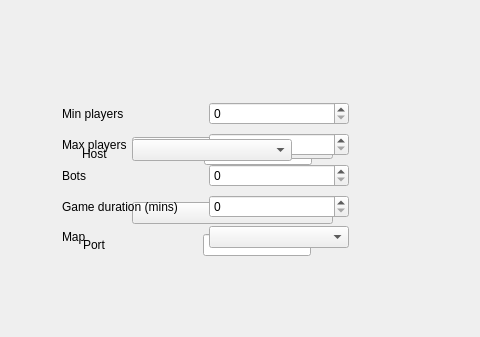
First picture: the form in ui/connect.ui, repository mjsantoni/taller_wolfenstein3D, before the edit; both pictures show x 188 to 668 and y 0 to 337 of the 800 by 600 pixel window.
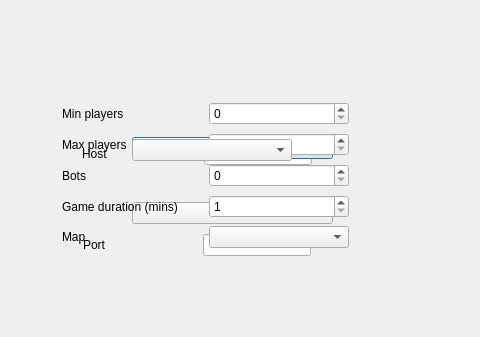
Second picture: the form after the edit.

Commit message: Logica de join y refactor de ventana de error

What changed in the file:
```diff
--- a/ui/connect.ui
+++ b/ui/connect.ui
@@ -178,6 +178,9 @@
         <property name="text">
          <string>Create</string>
         </property>
+        <property name="default">
+         <bool>true</bool>
+        </property>
        </widget>
       </item>
       <item>
@@ -234,7 +237,11 @@
        </widget>
       </item>
       <item row="3" column="1">
-       <widget class="QSpinBox" name="timeSpin"/>
+       <widget class="QSpinBox" name="timeSpin">
+        <property name="minimum">
+         <number>1</number>
+        </property>
+       </widget>
       </item>
       <item row="1" column="1">
        <widget class="QSpinBox" name="maxPlayersSpin"/>
```
Left out of the diff: 12 changed lines with no effect on the pictures. The commit also changes 3 other files.
